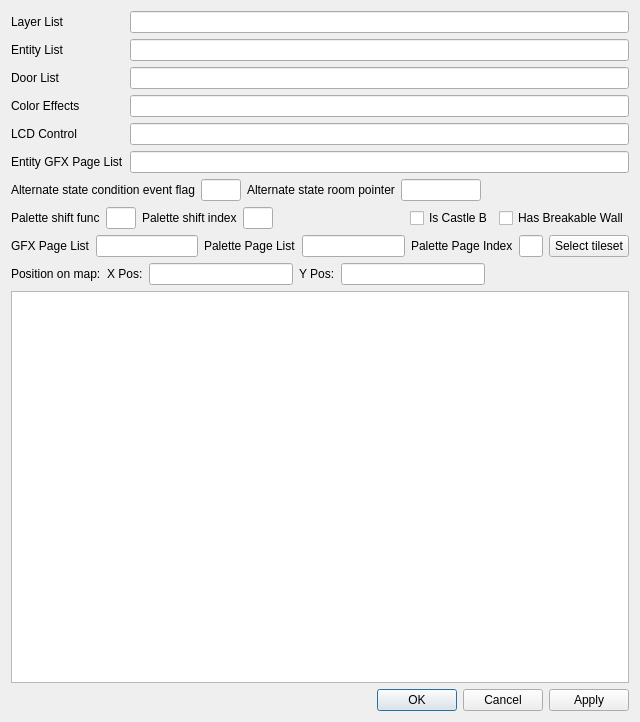
Before: the Qt Designer form dsvedit/room_editor.ui in LagoLunatic/DSVEdit, drawn with Qt 5.
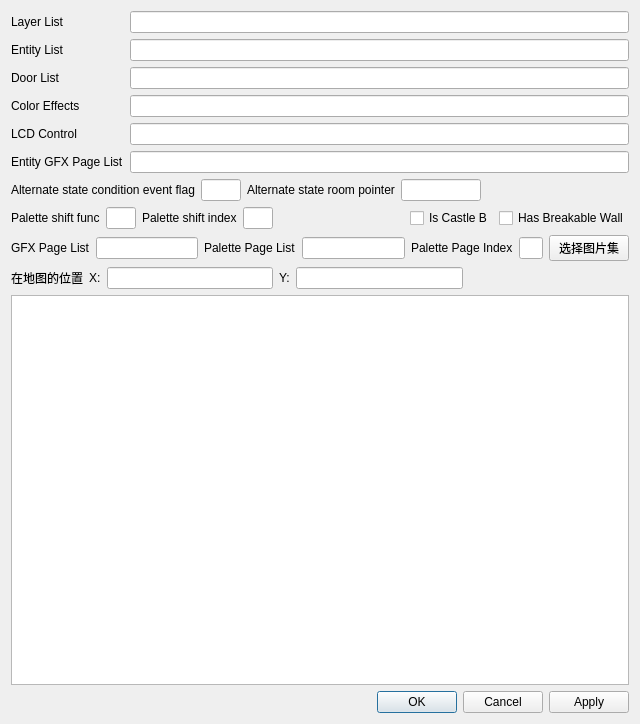
After: the same form once the commit is applied.

Patch:
```diff
--- a/dsvedit/room_editor.ui
+++ b/dsvedit/room_editor.ui
@@ -239,7 +239,7 @@
      <item>
       <widget class="QPushButton" name="select_tileset_button">
        <property name="text">
-        <string>Select tileset</string>
+        <string>选择图片集</string>
        </property>
       </widget>
      </item>
@@ -250,14 +250,14 @@
      <item>
       <widget class="QLabel" name="label">
        <property name="text">
-        <string>Position on map:</string>
+        <string>在地图的位置</string>
        </property>
       </widget>
      </item>
      <item>
       <widget class="QLabel" name="label_10">
        <property name="text">
-        <string>X Pos:</string>
+        <string>X:</string>
        </property>
       </widget>
      </item>
@@ -267,7 +267,7 @@
      <item>
       <widget class="QLabel" name="label_11">
        <property name="text">
-        <string>Y Pos:</string>
+        <string>Y:</string>
        </property>
       </widget>
      </item>
```
Left out of the diff: 2 changed lines with no effect on the pictures.
